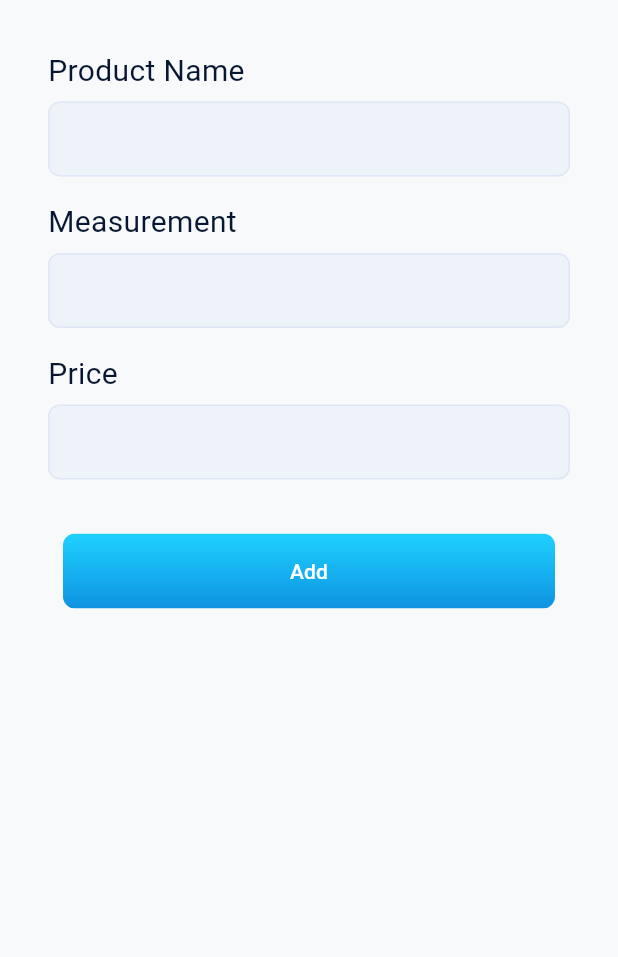
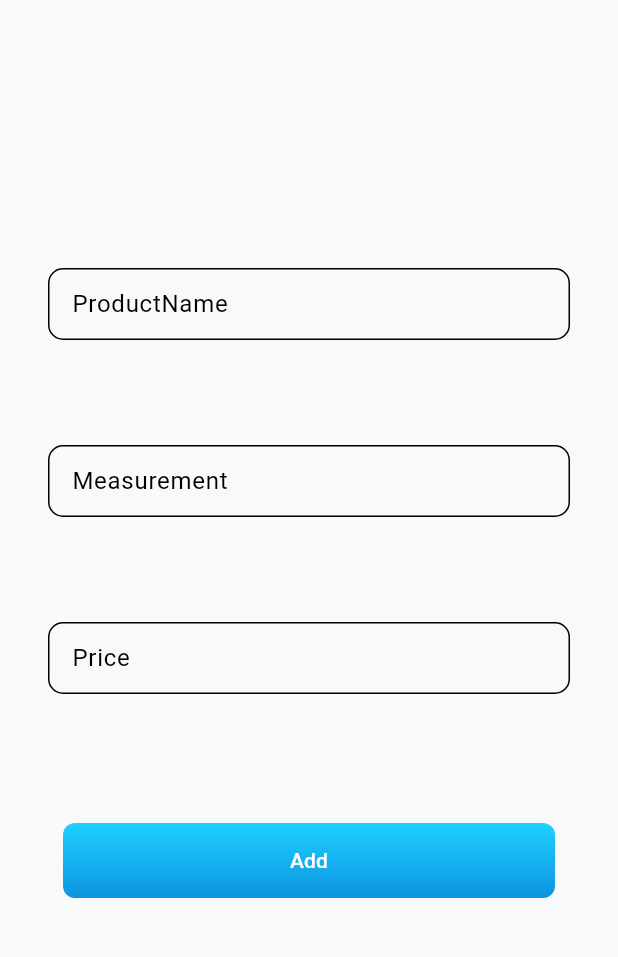
Before and after one commit to shyamPanoli93/gitProjectRepo, a Flutter app: the HomeScreen screen opened by its route, after a tap on the "add" icon, on a phone screen of 412 x 824 dp, the part 59-1016 px from its top. Run offline on Flutter 3.47's test engine with Material 3 defaults, Android fonts, the light colour scheme and no system bars; our stand-ins replace bloc, cloud_firestore, firebase_auth, firebase_core, flutter_bloc, formz and 4 more; accounts and stored records are empty; Roboto replaces fonts that are missing (Poppins).

Commit message:
Update ui of Entry Page

```diff
--- /dev/null
+++ b/lib/common/common_style.dart
@@ -0,0 +1,12 @@
+import 'package:flutter/material.dart';
+
+class CommonStyle{
+  static InputDecoration textFieldStyle({String labelTextStr="",String hintTextStr=""}) {return InputDecoration(
+    contentPadding: const EdgeInsets.all(12),
+    labelText: labelTextStr,
+    hintText:hintTextStr,
+    border: OutlineInputBorder(
+      borderRadius: BorderRadius.circular(10),
+    ),
+  );}
+}
--- a/lib/production/home/view/productEntry.dart
+++ b/lib/production/home/view/productEntry.dart
@@ -2,6 +2,7 @@ import 'package:cloud_firestore/cloud_firestore.dart';
 import 'package:flutter/material.dart';
 import 'package:random_string/random_string.dart';
 
+import '../../../common/common_style.dart';
 import '../../../common/widget.dart';
 
 class ProductionEntryScreen extends StatefulWidget {
@@ -41,18 +42,18 @@ class _ProductionEntryScreenState extends State<ProductionEntryScreen> {
           ],
         ),
       ),
-      body: SingleChildScrollView(
+      body: Center(
           child: Padding(
             padding: const EdgeInsetsDirectional.only(
                 start: 32, end: 32, top: 16, bottom: 100),
             child: Column(
-            crossAxisAlignment: CrossAxisAlignment.start,
+              mainAxisAlignment: MainAxisAlignment.spaceEvenly,
               children: [
-              const Text("Product Name", style: TextStyle(fontSize: 20)),
+                /*  const Text("Product Name", style: TextStyle(fontSize: 20)),*/
                 const SizedBox(
                   height: 6,
                 ),
-              TextFormField(
+                /*TextFormField(
                 controller: nameController,
                 style: const TextStyle(fontSize: 12, color: Color(0xFF081731)),
                 keyboardType: TextInputType.text,
@@ -61,11 +62,21 @@ class _ProductionEntryScreenState extends State<ProductionEntryScreen> {
                     focusedBorder: requestFormBorder,
                     filled: true,
                     fillColor: const Color(0xffEEF2F9)),
+              ),*/
+                TextFormField(
+                  controller: nameController,
+                  keyboardType: TextInputType.text,
+                  textInputAction: TextInputAction.next,
+                  decoration: CommonStyle.textFieldStyle(labelTextStr:"ProductName",hintTextStr:"Enter ProductName"),
                 ),
-              const SizedBox(
-                height: 16,
+
+                TextFormField(
+                  controller: measurementController,
+                  keyboardType: TextInputType.text,
+                  textInputAction: TextInputAction.next,
+                  decoration: CommonStyle.textFieldStyle(labelTextStr:"Measurement",hintTextStr:"Enter Measurement"),
                 ),
-              const Text("Measurement", style: TextStyle(fontSize: 20)),
+                /* const Text("Measurement", style: TextStyle(fontSize: 20)),
               const SizedBox(
                 height: 6,
               ),
@@ -78,11 +89,16 @@ class _ProductionEntryScreenState extends State<ProductionEntryScreen> {
                     focusedBorder: requestFormBorder,
                     filled: true,
                     fillColor: const Color(0xffEEF2F9)),
+              ),*/
+
+
+                TextFormField(
+                  controller: priceController,
+                  keyboardType: TextInputType.number,
+                  textInputAction: TextInputAction.next,
+                  decoration: CommonStyle.textFieldStyle(labelTextStr:"Price",hintTextStr:"Enter Price"),
                 ),
-              const SizedBox(
-                height: 16,
-              ),
-              const Text("Price", style: TextStyle(fontSize: 20)),
+                /* const Text("Price", style: TextStyle(fontSize: 20)),
               const SizedBox(
                 height: 6,
               ),
@@ -95,10 +111,8 @@ class _ProductionEntryScreenState extends State<ProductionEntryScreen> {
                     focusedBorder: requestFormBorder,
                     filled: true,
                     fillColor: const Color(0xffEEF2F9)),
-              ),
-              const SizedBox(
-                height: 20,
-              ),
+              ),*/
+
                 fullWidthPrimaryButton(context, () {
                   String Id = randomAlphaNumeric(10);
                   CollectionReference productionInfoMap =
--- a/lib/production/home/view/production_home.dart
+++ b/lib/production/home/view/production_home.dart
@@ -26,9 +26,7 @@ class _HomeScreenState extends State<HomeScreen> {
     super.initState();
   }
 
-
-
-Widget allProductionDetails() {
+  Widget allProductionDetails() {
     return StreamBuilder(
       stream: productDetailsStream,
       builder: (context, AsyncSnapshot snapshot) {
@@ -38,7 +36,8 @@ Widget allProductionDetails() {
                 itemBuilder: (context, index) {
                   DocumentSnapshot ds = snapshot.data.docs[index];
                   return Container(
-                    margin: const EdgeInsets.only(bottom: 20.0),
+                    margin: const EdgeInsets.only(
+                        bottom: 20.0, left: 20, right: 20),
                     child: Material(
                       elevation: 5.0,
                       type: MaterialType.transparency,
@@ -46,8 +45,8 @@ Widget allProductionDetails() {
                       child: SingleChildScrollView(
                         child: Container(
                           padding: const EdgeInsets.symmetric(
-                            horizontal: 32,
-                            vertical: 36,
+                            horizontal: 10,
+                            vertical: 10,
                           ),
                           decoration: const BoxDecoration(
                             color: Colors.black,
@@ -98,10 +97,11 @@ Widget allProductionDetails() {
                                   ),
                                 ),
                               ),
-                              const SizedBox(height: 10,),
-
+                              const SizedBox(
+                                height: 10,
+                              ),
                               Text(
-                                toBeginningOfSentenceCase(ds['name'])??"",
+                                toBeginningOfSentenceCase(ds['name']) ?? "",
                                 style: const TextStyle(
                                   fontSize: 28,
                                   fontWeight: FontWeight.bold,
@@ -122,10 +122,9 @@ Widget allProductionDetails() {
                                     fontSize: 18.0,
                                     fontWeight: FontWeight.bold),
                               ),
-
                             ],
                           ),
-                        )
+                        ),
                       ),
                     ),
                   );
```
Lines whose indentation alone changed are shown as unchanged.
